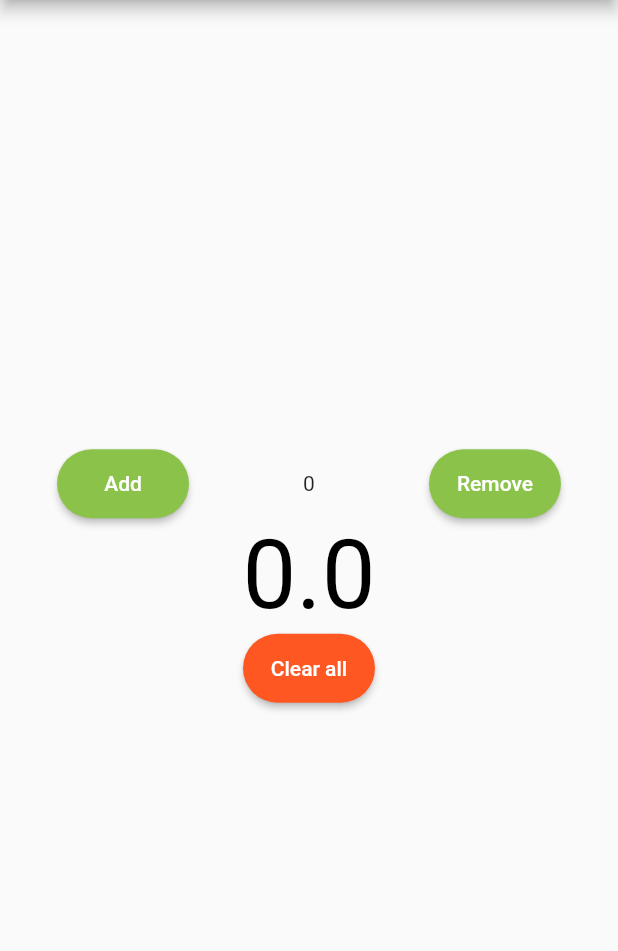
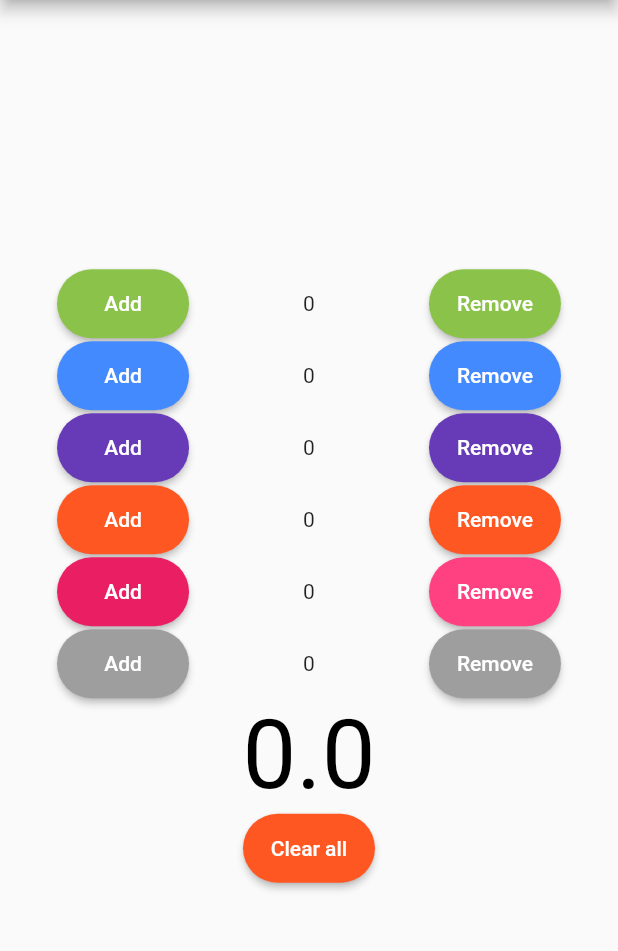
Before and after one commit to wrussell1999/yo-sushi-price-calculator-flutter, a Flutter app: the screen it shows after launch, on a phone screen of 412 x 824 dp, the part 84-1035 px from its top. Run offline on Flutter 3.47's test engine with Material 2 defaults, Android fonts, the phone set to English and light mode, and no system bars.

Commit message:
All buttons added
Padding required

```diff
--- a/lib/main.dart
+++ b/lib/main.dart
@@ -109,6 +109,131 @@ class _MyHomePageState extends State<MyHomePage> {
               ],)
             ),
             new Container(
+              child: new Row(
+                mainAxisAlignment: MainAxisAlignment.spaceAround,
+                children: <Widget>[
+                new RaisedButton(
+                  child: Text("Add"),
+                  onPressed: () => _add(3.00),
+                  color: Colors.blueAccent,
+                  textColor: Colors.white,
+                  padding: EdgeInsets.fromLTRB(15, 15, 15, 15),
+                  shape: new RoundedRectangleBorder(borderRadius: new BorderRadius.circular(30.0)),
+                  splashColor: Colors.grey,
+                  ),
+                new Text("$_blueTotal",),
+                new RaisedButton(
+                  child: Text("Remove"),
+                  onPressed: () => _remove(3.00),
+                  color: Colors.blueAccent,
+                  textColor: Colors.white,
+                  padding: EdgeInsets.fromLTRB(15, 15, 15, 15),
+                  shape: new RoundedRectangleBorder(borderRadius: new BorderRadius.circular(30.0)),
+                  splashColor: Colors.grey,
+                  )
+              ],)
+            ),
+            new Container(
+              child: new Row(
+                mainAxisAlignment: MainAxisAlignment.spaceAround,
+                children: <Widget>[
+                new RaisedButton(
+                  child: Text("Add"),
+                  onPressed: () => _add(4.00),
+                  color: Colors.deepPurple,
+                  textColor: Colors.white,
+                  padding: EdgeInsets.fromLTRB(15, 15, 15, 15),
+                  shape: new RoundedRectangleBorder(borderRadius: new BorderRadius.circular(30.0)),
+                  splashColor: Colors.grey,
+                  ),
+                new Text("$_purpleTotal",),
+                new RaisedButton(
+                  child: Text("Remove"),
+                  onPressed: () => _remove(4.00),
+                  color: Colors.deepPurple,
+                  textColor: Colors.white,
+                  padding: EdgeInsets.fromLTRB(15, 15, 15, 15),
+                  shape: new RoundedRectangleBorder(borderRadius: new BorderRadius.circular(30.0)),
+                  splashColor: Colors.grey,
+                  )
+              ],)
+            ),
+            new Container(
+              child: new Row(
+                mainAxisAlignment: MainAxisAlignment.spaceAround,
+                children: <Widget>[
+                new RaisedButton(
+                  child: Text("Add"),
+                  onPressed: () => _add(4.50),
+                  color: Colors.deepOrange,
+                  textColor: Colors.white,
+                  padding: EdgeInsets.fromLTRB(15, 15, 15, 15),
+                  shape: new RoundedRectangleBorder(borderRadius: new BorderRadius.circular(30.0)),
+                  splashColor: Colors.grey,
+                  ),
+                new Text("$_orangeTotal",),
+                new RaisedButton(
+                  child: Text("Remove"),
+                  onPressed: () => _remove(4.50),
+                  color: Colors.deepOrange,
+                  textColor: Colors.white,
+                  padding: EdgeInsets.fromLTRB(15, 15, 15, 15),
+                  shape: new RoundedRectangleBorder(borderRadius: new BorderRadius.circular(30.0)),
+                  splashColor: Colors.grey,
+                  )
+              ],)
+            ),
+            new Container(
+              child: new Row(
+                mainAxisAlignment: MainAxisAlignment.spaceAround,
+                children: <Widget>[
+                new RaisedButton(
+                  child: Text("Add"),
+                  onPressed: () => _add(5.00),
+                  color: Colors.pink,
+                  textColor: Colors.white,
+                  padding: EdgeInsets.fromLTRB(15, 15, 15, 15),
+                  shape: new RoundedRectangleBorder(borderRadius: new BorderRadius.circular(30.0)),
+                  splashColor: Colors.grey,
+                  ),
+                new Text("$_pinkTotal",),
+                new RaisedButton(
+                  child: Text("Remove"),
+                  onPressed: () => _remove(5.00),
+                  color: Colors.pinkAccent,
+                  textColor: Colors.white,
+                  padding: EdgeInsets.fromLTRB(15, 15, 15, 15),
+                  shape: new RoundedRectangleBorder(borderRadius: new BorderRadius.circular(30.0)),
+                  splashColor: Colors.grey,
+                  )
+              ],)
+            ),
+            new Container(
+              child: new Row(
+                mainAxisAlignment: MainAxisAlignment.spaceAround,
+                children: <Widget>[
+                new RaisedButton(
+                  child: Text("Add"),
+                  onPressed: () => _add(5.50),
+                  color: Colors.grey,
+                  textColor: Colors.white,
+                  padding: EdgeInsets.fromLTRB(15, 15, 15, 15),
+                  shape: new RoundedRectangleBorder(borderRadius: new BorderRadius.circular(30.0)),
+                  splashColor: Colors.grey,
+                  ),
+                new Text("$_greyTotal",),
+                new RaisedButton(
+                  child: Text("Remove"),
+                  onPressed: () => _remove(5.50),
+                  color: Colors.grey,
+                  textColor: Colors.white,
+                  padding: EdgeInsets.fromLTRB(15, 15, 15, 15),
+                  shape: new RoundedRectangleBorder(borderRadius: new BorderRadius.circular(30.0)),
+                  splashColor: Colors.grey,
+                  )
+              ],)
+            ),
+            new Container(
               child: new Column(children: <Widget>[
                 Text(
                   "$_totalValue",
```
